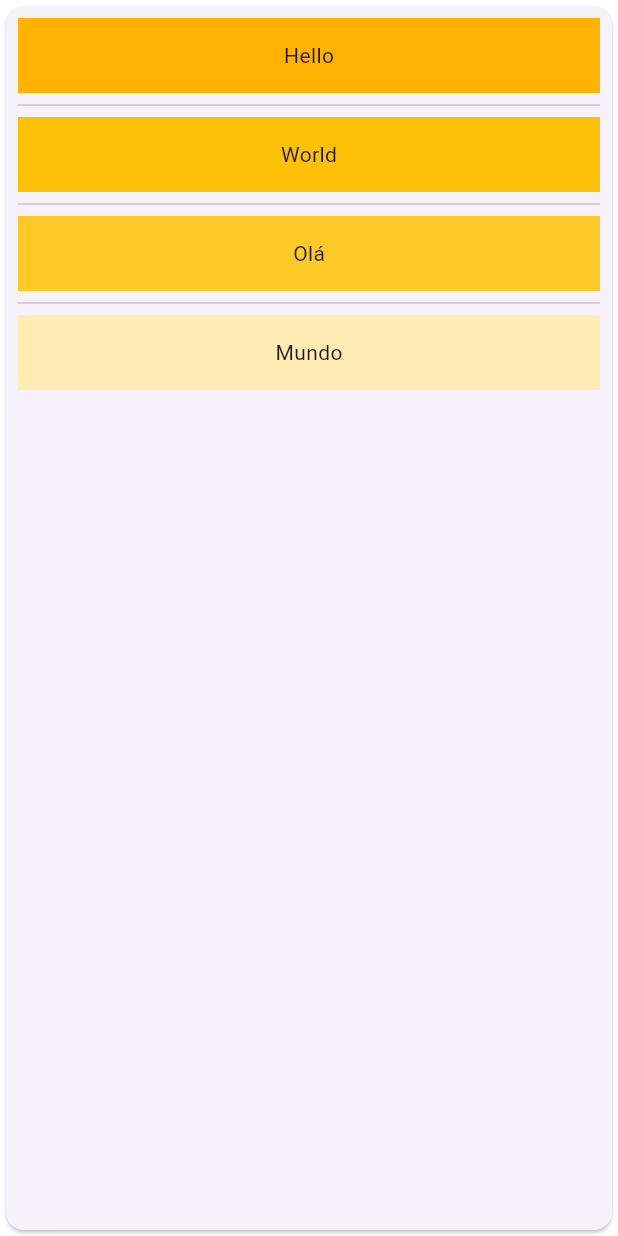
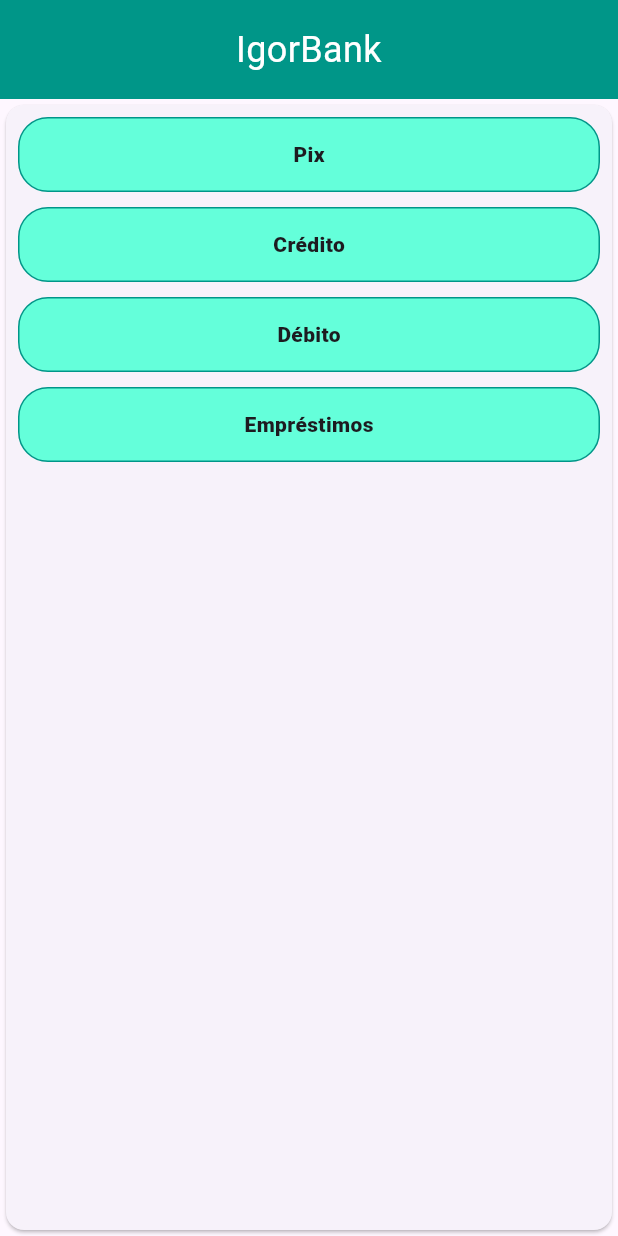
Before and after one commit to IgorBondezam/flutterAppBank, a Flutter app: the screen it shows after launch, on a phone screen of 412 x 824 dp. Run offline on Flutter 3.47's test engine with Material 3 defaults, Android fonts, the phone set to English and light mode, and no system bars.

Commit message:
Melhorando visualização da listagem, entendo comportamentos de classes internas e criando um header para o app

```diff
--- /dev/null
+++ b/lib/components/item-listagem.dart
@@ -0,0 +1,28 @@
+import 'package:flutter/cupertino.dart';
+import 'package:flutter/material.dart';
+
+class ItemListagem extends StatelessWidget {
+  List<String>? dados;
+  int index;
+
+  ItemListagem({super.key, this.dados, this.index = 0});
+
+  @override
+  Widget build(BuildContext context) {
+    return Container(
+      margin: const EdgeInsets.only(bottom: 10),
+      height: 50,
+      decoration: BoxDecoration(
+        border:
+            Border.all(color: Colors.teal, style: BorderStyle.solid, width: 1),
+        borderRadius: BorderRadius.circular(20),
+        color: Colors.tealAccent,
+      ),
+      child: Center(
+          child: Text(
+        dados![index],
+        style: const TextStyle(fontWeight: FontWeight.w800),
+      )),
+    );
+  }
+}
--- /dev/null
+++ b/lib/components/listagem-separada.dart
@@ -0,0 +1,22 @@
+import 'package:flutter/material.dart';
+import 'package:igor_bancaria/components/item-listagem.dart';
+
+class ListagemSeparada extends StatelessWidget {
+  List<String>? dados;
+
+  ListagemSeparada({super.key, this.dados});
+
+  @override
+  Widget build(BuildContext context) {
+    return ListView.builder(
+      padding: const EdgeInsets.all(8),
+      itemCount: dados!.length,
+      itemBuilder: (BuildContext context, int index) {
+        return ItemListagem(
+          dados: dados,
+          index: index,
+        );
+      },
+    );
+  }
+}
--- a/lib/components/my-app.dart
+++ b/lib/components/my-app.dart
@@ -1,34 +1,31 @@
-import 'package:flutter/cupertino.dart';
 import 'package:flutter/material.dart';
+import 'package:igor_bancaria/components/listagem-separada.dart';
 
 class MyApp extends StatelessWidget {
   MyApp({super.key});
 
-  final List<String> dados = ["Hello", "World", "Olá", "Mundo"];
-  final List<int> colorCodes = <int>[600, 500, 400, 100];
-
+  List<String> dados = ["Pix", "Crédito", "Débito", "Empréstimos"];
 
   @override
-    Widget build(BuildContext context){
-        return MaterialApp(
-          title: "Aplicação Bancária",
-          theme: ThemeData(
-            primaryColor: Colors.teal
-          ),
-          home: Card(
-            child: ListView.separated(
-              padding: const EdgeInsets.all(8),
-              itemCount: dados.length,
-              itemBuilder: (BuildContext context, int index) {
-                return Container(
-                  height: 50,
-                  color: Colors.amber[colorCodes[index]],
-                  child: Center(child: Text(dados[index])),
-                );
-              },
-              separatorBuilder: (BuildContext context, int index) => const Divider(),
+  Widget build(BuildContext context) {
+    return MaterialApp(
+        title: "Aplicação Bancária",
+        theme: ThemeData(primaryColor: Colors.teal),
+        home: Scaffold(
+          body: Column(children: [
+            // Header
+            Container(
+              width: double.infinity,
+              padding: const EdgeInsets.all(16),
+              color: Colors.teal,
+              child: const Text(
+                'IgorBank',
+                style: TextStyle(color: Colors.white, fontSize: 24),
+                textAlign: TextAlign.center,
+              ),
             ),
-          ),
-        );
-    }
+            Expanded(child: Card(child: ListagemSeparada(dados: dados))),
+          ]),
+        ));
+  }
 }
```
Also changed, not shown: pubspec.lock.
